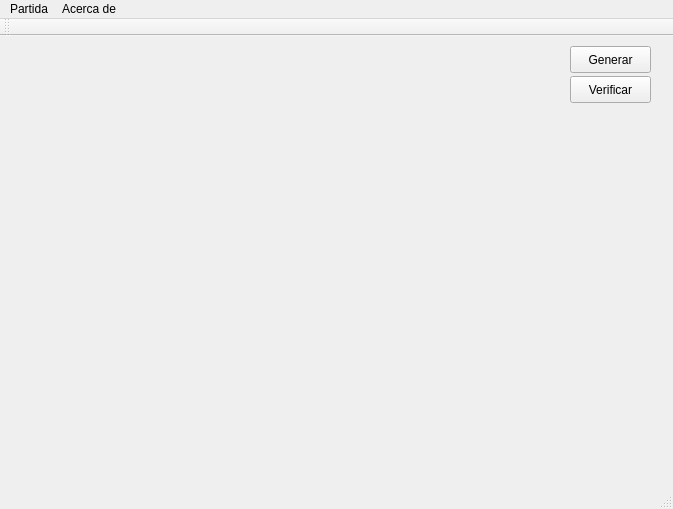
Before: the Qt Designer form Fuente/maintable.ui in jegerima/QSudoku, drawn with Qt 5.
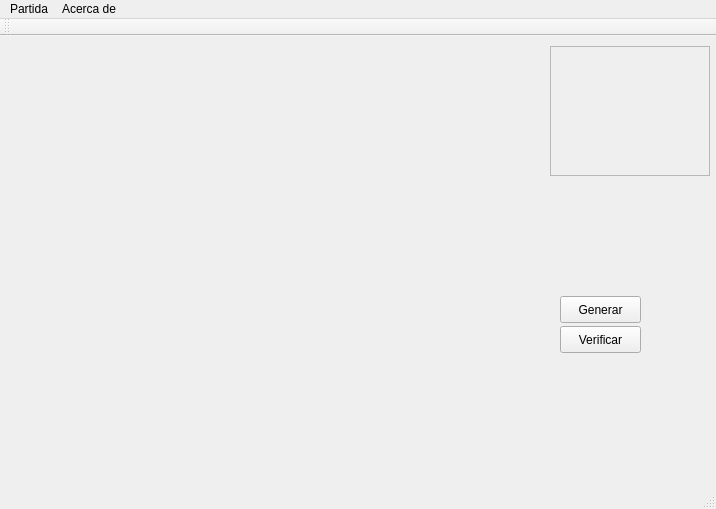
After: the same form once the commit is applied.

Commit message: Recursos de interfaz

Patch:
```diff
--- a/Fuente/maintable.ui
+++ b/Fuente/maintable.ui
@@ -6,7 +6,7 @@
    <rect>
     <x>0</x>
     <y>0</y>
-    <width>673</width>
+    <width>716</width>
     <height>509</height>
    </rect>
   </property>
@@ -32,8 +32,8 @@
    <widget class="QPushButton" name="cmdVerificar">
     <property name="geometry">
      <rect>
-      <x>570</x>
-      <y>40</y>
+      <x>560</x>
+      <y>290</y>
       <width>81</width>
       <height>27</height>
      </rect>
@@ -45,8 +45,8 @@
    <widget class="QPushButton" name="cmdGen">
     <property name="geometry">
      <rect>
-      <x>570</x>
-      <y>10</y>
+      <x>560</x>
+      <y>260</y>
       <width>81</width>
       <height>27</height>
      </rect>
@@ -55,13 +55,29 @@
      <string>Generar</string>
     </property>
    </widget>
+   <widget class="QFrame" name="frame">
+    <property name="geometry">
+     <rect>
+      <x>550</x>
+      <y>10</y>
+      <width>160</width>
+      <height>130</height>
+     </rect>
+    </property>
+    <property name="frameShape">
+     <enum>QFrame::StyledPanel</enum>
+    </property>
+    <property name="frameShadow">
+     <enum>QFrame::Raised</enum>
+    </property>
+   </widget>
   </widget>
   <widget class="QMenuBar" name="Menu">
    <property name="geometry">
     <rect>
      <x>0</x>
      <y>0</y>
-     <width>673</width>
+     <width>716</width>
      <height>25</height>
     </rect>
    </property>
@@ -89,7 +105,7 @@
     <enum>TopToolBarArea</enum>
    </attribute>
    <attribute name="toolBarBreak">
-    <bool>true</bool>
+    <bool>false</bool>
    </attribute>
   </widget>
   <widget class="QStatusBar" name="statusBar"/>
```
The commit also changes 7 other files.
